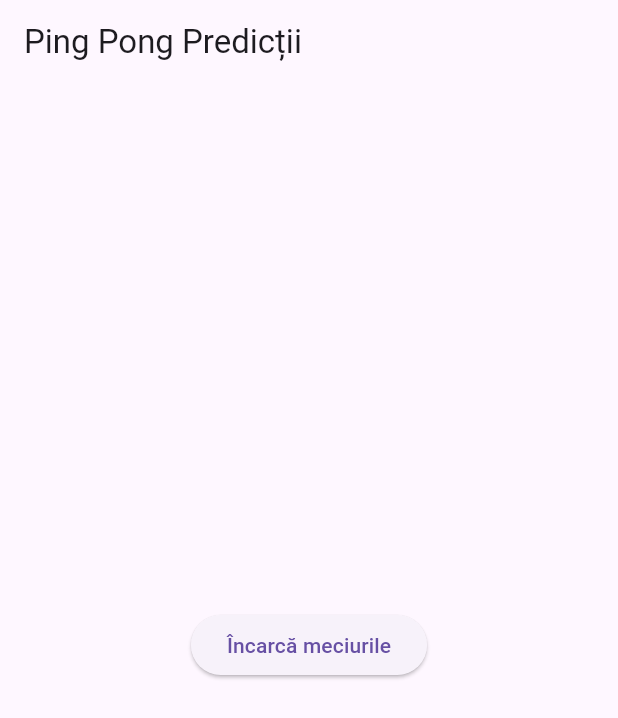
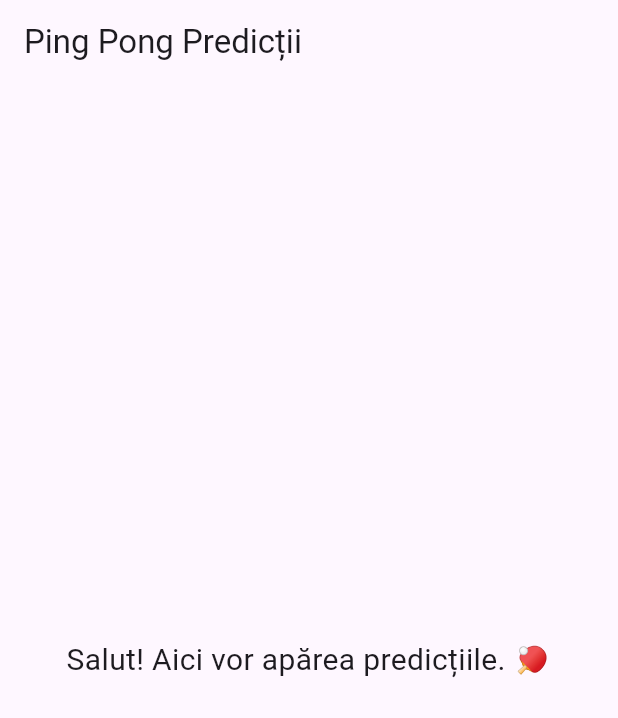
Before and after one commit to Razvi85/Ping-pong, a Flutter app: the screen it shows after launch, on a phone screen of 412 x 824 dp. Shown: the top 718 px of the screen. Run offline on Flutter 3.47's test engine with Material 3 defaults, Android fonts, the phone set to English and light mode, and no system bars.

Commit message:
Refactor app structure and replace MatchLoader

```diff
--- a/lib/main.dart
+++ b/lib/main.dart
@@ -1,58 +1,36 @@
-
 import 'package:flutter/material.dart';
-import 'services/match_service.dart';
 
 void main() {
-  runApp(MyApp());
+  runApp(PingPongApp());
 }
 
-class MyApp extends StatelessWidget {
+class PingPongApp extends StatelessWidget {
   @override
   Widget build(BuildContext context) {
     return MaterialApp(
-      home: Scaffold(
-        appBar: AppBar(title: Text('Ping Pong Predicții')),
-        body: Center(child: MatchLoader()),
+      title: 'Ping Pong Predicții',
+      theme: ThemeData(
+        primarySwatch: Colors.blue,
+      ),
+      home: HomeScreen(),
+    );
+  }
+}
+
+class HomeScreen extends StatelessWidget {
+  @override
+  Widget build(BuildContext context) {
+    return Scaffold(
+      appBar: AppBar(
+        title: Text('Ping Pong Predicții'),
+      ),
+      body: Center(
+        child: Text(
+          'Salut! Aici vor apărea predicțiile. 🏓',
+          style: TextStyle(fontSize: 20),
+          textAlign: TextAlign.center,
+        ),
       ),
     );
   }
 }
-
-class MatchLoader extends StatefulWidget {
-  @override
-  _MatchLoaderState createState() => _MatchLoaderState();
-}
-
-class _MatchLoaderState extends State<MatchLoader> {
-  bool loading = false;
-  List<String> predictions = [];
-
-  void loadMatches() async {
-    setState(() => loading = true);
-    final matches = await fetchTodaysMatches();
-    final preds = matches.map((m) => m.predictionText).toList();
-    setState(() {
-      predictions = preds;
-      loading = false;
-    });
-  }
-
-  @override
-  Widget build(BuildContext context) {
-    return Column(
-      mainAxisAlignment: MainAxisAlignment.center,
-      children: [
-        ElevatedButton(
-          onPressed: loading ? null : loadMatches,
-          child: Text('Încarcă meciurile'),
-        ),
-        SizedBox(height: 20),
-        if (loading) CircularProgressIndicator(),
-        ...predictions.map((p) => Padding(
-              padding: const EdgeInsets.symmetric(vertical: 4),
-              child: Text(p),
-            )),
-      ],
-    );
-  }
-}
```
